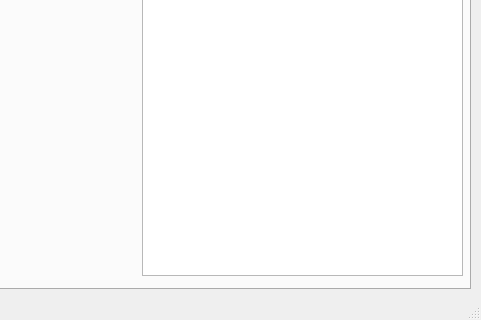
Old version of the form src/mapper/ui/main_window.ui in the repository MikHut/vineslam; both pictures show x 529 to 1010 and y 390 to 710 of the 1010 by 710 pixel window.
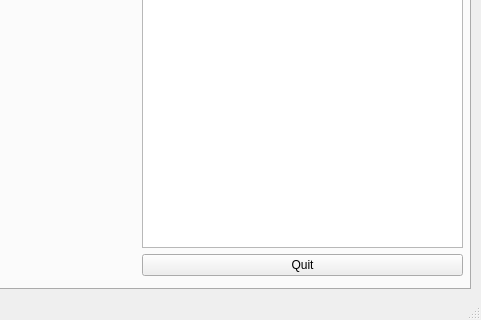
New version of the form. Icons and pictures are not drawn.

```diff
--- a/src/mapper/ui/main_window.ui
+++ b/src/mapper/ui/main_window.ui
@@ -94,6 +94,13 @@
             </property>
            </widget>
           </item>
+          <item>
+           <widget class="QPushButton" name="exit">
+            <property name="text">
+             <string>Quit</string>
+            </property>
+           </widget>
+          </item>
          </layout>
         </widget>
        </widget>
```
Left out of the diff: 19 changed lines with no effect on the pictures.
